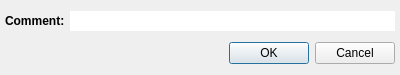
Old version of the form src/dialogs/CommentsDialog.ui in the repository rizinorg/cutter.
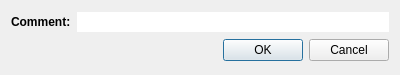
New version of the form.

Commit message: Use default margins and spacing in dialogs

Patch:
```diff
--- a/src/dialogs/CommentsDialog.ui
+++ b/src/dialogs/CommentsDialog.ui
@@ -14,21 +14,6 @@
    <string>Comment</string>
   </property>
   <layout class="QVBoxLayout" name="verticalLayout_2">
-   <property name="spacing">
-    <number>5</number>
-   </property>
-   <property name="leftMargin">
-    <number>5</number>
-   </property>
-   <property name="topMargin">
-    <number>5</number>
-   </property>
-   <property name="rightMargin">
-    <number>5</number>
-   </property>
-   <property name="bottomMargin">
-    <number>5</number>
-   </property>
    <item>
     <layout class="QHBoxLayout" name="horizontalLayout">
      <property name="topMargin">
```
The commit also changes 1 other file.
